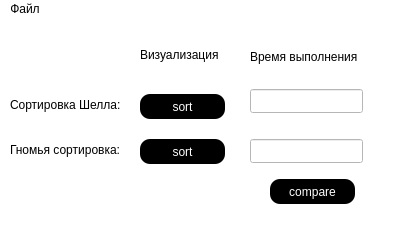
Old version of the form mainwindow.ui in the repository DanyaChetvyrtov/SortVisualizer.
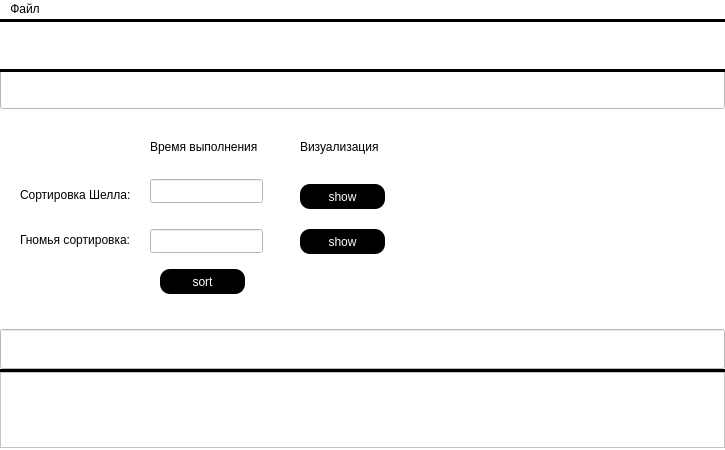
New version of the form. Icons and pictures are not drawn.

Patch:
```diff
--- a/mainwindow.ui
+++ b/mainwindow.ui
@@ -2,14 +2,29 @@
 <ui version="4.0">
  <class>MainWindow</class>
  <widget class="QMainWindow" name="MainWindow">
+  <property name="enabled">
+   <bool>true</bool>
+  </property>
   <property name="geometry">
    <rect>
     <x>0</x>
     <y>0</y>
-    <width>400</width>
-    <height>250</height>
+    <width>725</width>
+    <height>450</height>
    </rect>
   </property>
+  <property name="minimumSize">
+   <size>
+    <width>600</width>
+    <height>400</height>
+   </size>
+  </property>
+  <property name="maximumSize">
+   <size>
+    <width>725</width>
+    <height>450</height>
+   </size>
+  </property>
   <property name="cursor">
    <cursorShape>ArrowCursor</cursorShape>
   </property>
@@ -24,8 +39,8 @@
    <widget class="QPushButton" name="ShellSortButton">
     <property name="geometry">
      <rect>
-      <x>140</x>
-      <y>75</y>
+      <x>300</x>
+      <y>165</y>
       <width>85</width>
       <height>25</height>
      </rect>
@@ -39,14 +54,14 @@
 border-radius: 10px;</string>
     </property>
     <property name="text">
-     <string>sort</string>
+     <string>show</string>
     </property>
    </widget>
    <widget class="QLabel" name="labelShell">
     <property name="geometry">
      <rect>
-      <x>10</x>
-      <y>65</y>
+      <x>20</x>
+      <y>155</y>
       <width>121</width>
       <height>41</height>
      </rect>
@@ -61,8 +76,8 @@
    <widget class="QLabel" name="labelGnom">
     <property name="geometry">
      <rect>
-      <x>10</x>
-      <y>110</y>
+      <x>20</x>
+      <y>200</y>
       <width>121</width>
       <height>41</height>
      </rect>
@@ -77,8 +92,8 @@
    <widget class="QPushButton" name="GnomSortButton">
     <property name="geometry">
      <rect>
-      <x>140</x>
-      <y>120</y>
+      <x>300</x>
+      <y>210</y>
       <width>85</width>
       <height>25</height>
      </rect>
@@ -92,16 +107,16 @@
 border-radius: 10px;</string>
     </property>
     <property name="text">
-     <string>sort</string>
+     <string>show</string>
     </property>
    </widget>
    <widget class="QLabel" name="labelVisualization">
     <property name="geometry">
      <rect>
-      <x>140</x>
-      <y>20</y>
-      <width>81</width>
-      <height>31</height>
+      <x>300</x>
+      <y>120</y>
+      <width>80</width>
+      <height>15</height>
      </rect>
     </property>
     <property name="text">
@@ -111,10 +126,10 @@
    <widget class="QLabel" name="labelTime">
     <property name="geometry">
      <rect>
-      <x>250</x>
-      <y>30</y>
-      <width>111</width>
-      <height>16</height>
+      <x>150</x>
+      <y>120</y>
+      <width>110</width>
+      <height>15</height>
      </rect>
     </property>
     <property name="text">
@@ -124,8 +139,8 @@
    <widget class="QLineEdit" name="timeOfShell">
     <property name="geometry">
      <rect>
-      <x>250</x>
-      <y>70</y>
+      <x>150</x>
+      <y>160</y>
       <width>113</width>
       <height>24</height>
      </rect>
@@ -137,8 +152,8 @@
    <widget class="QLineEdit" name="timeOfGnom">
     <property name="geometry">
      <rect>
-      <x>250</x>
-      <y>120</y>
+      <x>150</x>
+      <y>210</y>
       <width>113</width>
       <height>24</height>
      </rect>
@@ -147,8 +162,8 @@
    <widget class="QPushButton" name="CompareButton">
     <property name="geometry">
      <rect>
-      <x>270</x>
-      <y>160</y>
+      <x>160</x>
+      <y>250</y>
       <width>85</width>
       <height>25</height>
      </rect>
@@ -162,7 +177,167 @@
 border-radius: 10px;</string>
     </property>
     <property name="text">
-     <string>compare</string>
+     <string>sort</string>
+    </property>
+   </widget>
+   <widget class="QLineEdit" name="fileData">
+    <property name="geometry">
+     <rect>
+      <x>0</x>
+      <y>50</y>
+      <width>725</width>
+      <height>40</height>
+     </rect>
+    </property>
+    <property name="minimumSize">
+     <size>
+      <width>600</width>
+      <height>40</height>
+     </size>
+    </property>
+    <property name="maximumSize">
+     <size>
+      <width>725</width>
+      <height>40</height>
+     </size>
+    </property>
+    <property name="readOnly">
+     <bool>true</bool>
+    </property>
+   </widget>
+   <widget class="QLineEdit" name="alteredFileData">
+    <property name="geometry">
+     <rect>
+      <x>0</x>
+      <y>310</y>
+      <width>725</width>
+      <height>40</height>
+     </rect>
+    </property>
+    <property name="minimumSize">
+     <size>
+      <width>600</width>
+      <height>40</height>
+     </size>
+    </property>
+    <property name="maximumSize">
+     <size>
+      <width>725</width>
+      <height>40</height>
+     </size>
+    </property>
+    <property name="readOnly">
+     <bool>true</bool>
+    </property>
+   </widget>
+   <widget class="QLabel" name="fileTitle">
+    <property name="geometry">
+     <rect>
+      <x>10</x>
+      <y>10</y>
+      <width>321</width>
+      <height>31</height>
+     </rect>
+    </property>
+    <property name="styleSheet">
+     <string notr="true">font: 700 9pt &quot;Segoe UI&quot;;</string>
+    </property>
+    <property name="text">
+     <string/>
+    </property>
+   </widget>
+   <widget class="QLabel" name="divider">
+    <property name="geometry">
+     <rect>
+      <x>0</x>
+      <y>350</y>
+      <width>725</width>
+      <height>3</height>
+     </rect>
+    </property>
+    <property name="minimumSize">
+     <size>
+      <width>600</width>
+      <height>1</height>
+     </size>
+    </property>
+    <property name="maximumSize">
+     <size>
+      <width>725</width>
+      <height>5</height>
+     </size>
+    </property>
+    <property name="styleSheet">
+     <string notr="true">background-color: rgb(0, 0, 0);</string>
+    </property>
+    <property name="text">
+     <string/>
+    </property>
+   </widget>
+   <widget class="QLabel" name="divider_2">
+    <property name="geometry">
+     <rect>
+      <x>0</x>
+      <y>50</y>
+      <width>725</width>
+      <height>3</height>
+     </rect>
+    </property>
+    <property name="minimumSize">
+     <size>
+      <width>600</width>
+      <height>1</height>
+     </size>
+    </property>
+    <property name="maximumSize">
+     <size>
+      <width>725</width>
+      <height>5</height>
+     </size>
+    </property>
+    <property name="styleSheet">
+     <string notr="true">background-color: rgb(0, 0, 0);</string>
+    </property>
+    <property name="text">
+     <string/>
+    </property>
+   </widget>
+   <widget class="QLabel" name="divider_3">
+    <property name="geometry">
+     <rect>
+      <x>0</x>
+      <y>0</y>
+      <width>725</width>
+      <height>3</height>
+     </rect>
+    </property>
+    <property name="minimumSize">
+     <size>
+      <width>600</width>
+      <height>1</height>
+     </size>
+    </property>
+    <property name="maximumSize">
+     <size>
+      <width>725</width>
+      <height>5</height>
+     </size>
+    </property>
+    <property name="styleSheet">
+     <string notr="true">background-color: rgb(0, 0, 0);</string>
+    </property>
+    <property name="text">
+     <string/>
+    </property>
+   </widget>
+   <widget class="QTextEdit" name="feedbackData">
+    <property name="geometry">
+     <rect>
+      <x>0</x>
+      <y>353</y>
+      <width>725</width>
+      <height>76</height>
+     </rect>
     </property>
    </widget>
   </widget>
@@ -171,7 +346,7 @@
     <rect>
      <x>0</x>
      <y>0</y>
-     <width>400</width>
+     <width>725</width>
      <height>21</height>
     </rect>
    </property>
```
Left out of the diff: 10 changed lines with no effect on the pictures.
